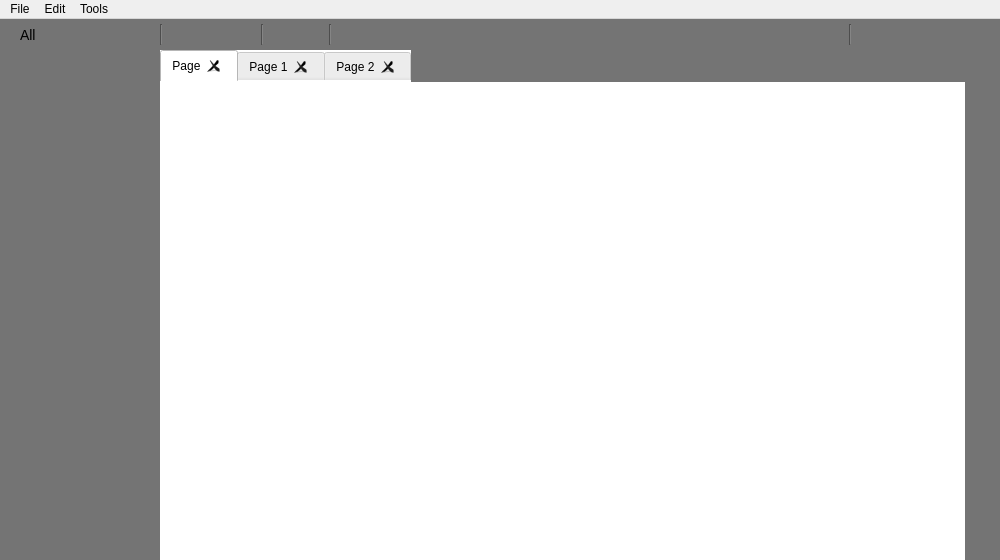
Qt form Update/Logic_Gate_Simulator/Dialogs/dlg_home.ui (ElliotHarding/Logic-Gate-Simulator) before a commit.
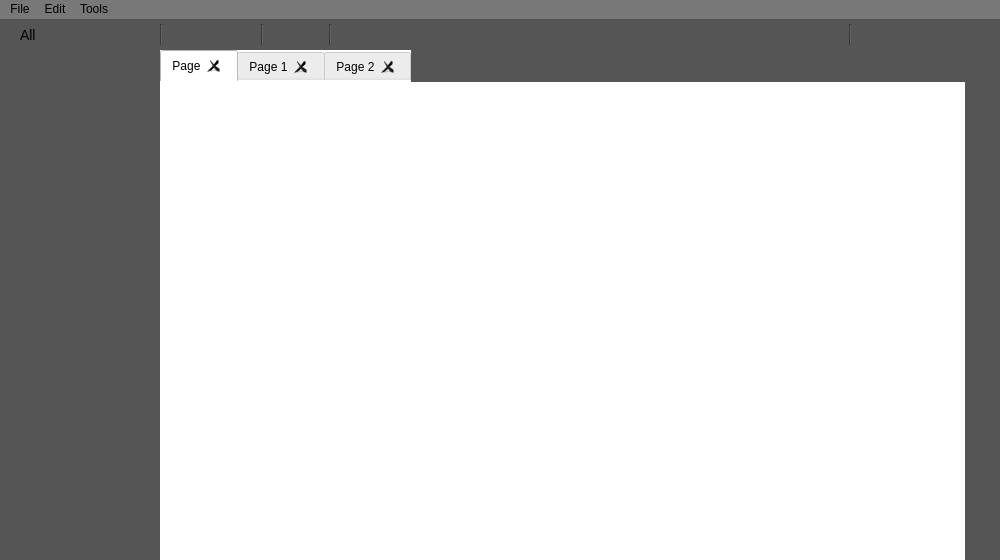
The same form after that commit. Icons and pictures are not drawn.

```diff
--- a/Update/Logic_Gate_Simulator/Dialogs/dlg_home.ui
+++ b/Update/Logic_Gate_Simulator/Dialogs/dlg_home.ui
@@ -464,7 +464,7 @@
      <bool>false</bool>
     </property>
     <property name="styleSheet">
-     <string notr="true">background-color: rgb(116, 116, 116);</string>
+     <string notr="true">background-color: rgb(85, 85, 85);</string>
     </property>
     <widget class="QPushButton" name="btn_load">
      <property name="geometry">
@@ -620,7 +620,7 @@
      <bool>false</bool>
     </property>
     <property name="styleSheet">
-     <string notr="true">background-color: rgb(116, 116, 116);</string>
+     <string notr="true">background-color: rgb(85, 85, 85);</string>
     </property>
     <widget class="Line" name="line">
      <property name="geometry">
@@ -656,7 +656,7 @@
     </property>
     <property name="styleSheet">
      <string notr="true">QComboBox {
-	background-color: rgb(116, 116, 116);
+	background-color: rgb(85, 85, 85);
 	border:none;
     color: black;
     font: 14px;
@@ -744,6 +744,9 @@
      <height>21</height>
     </rect>
    </property>
+   <property name="styleSheet">
+    <string notr="true">background-color: rgb(120, 120, 120);</string>
+   </property>
    <property name="defaultUp">
     <bool>false</bool>
    </property>
```
